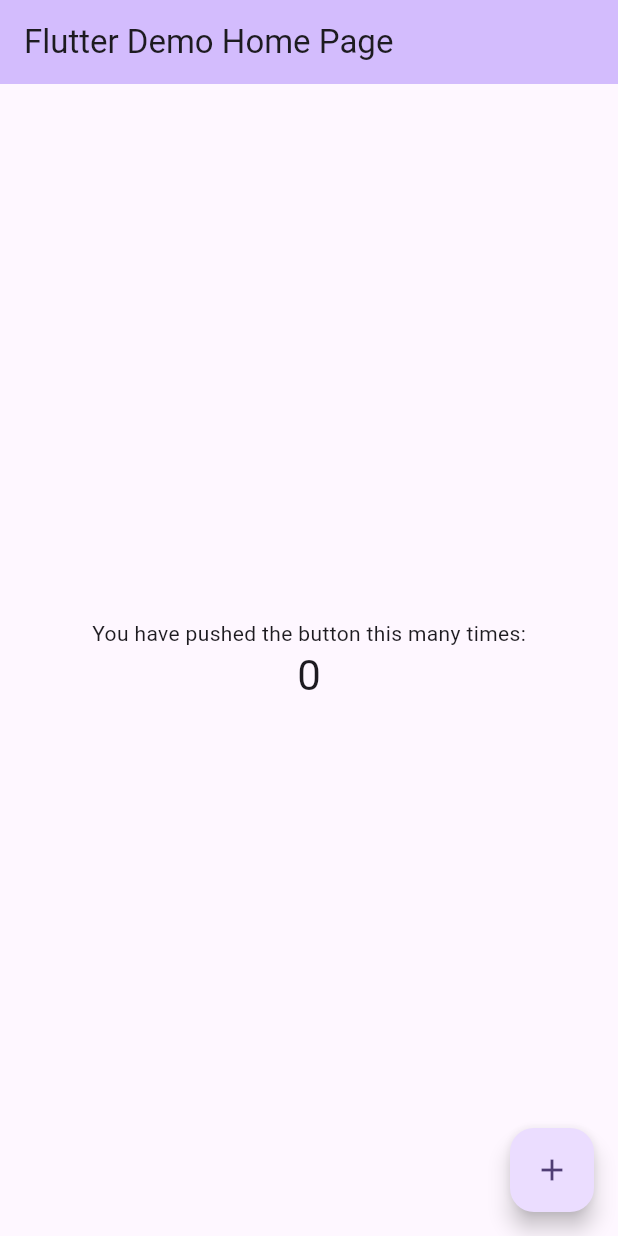
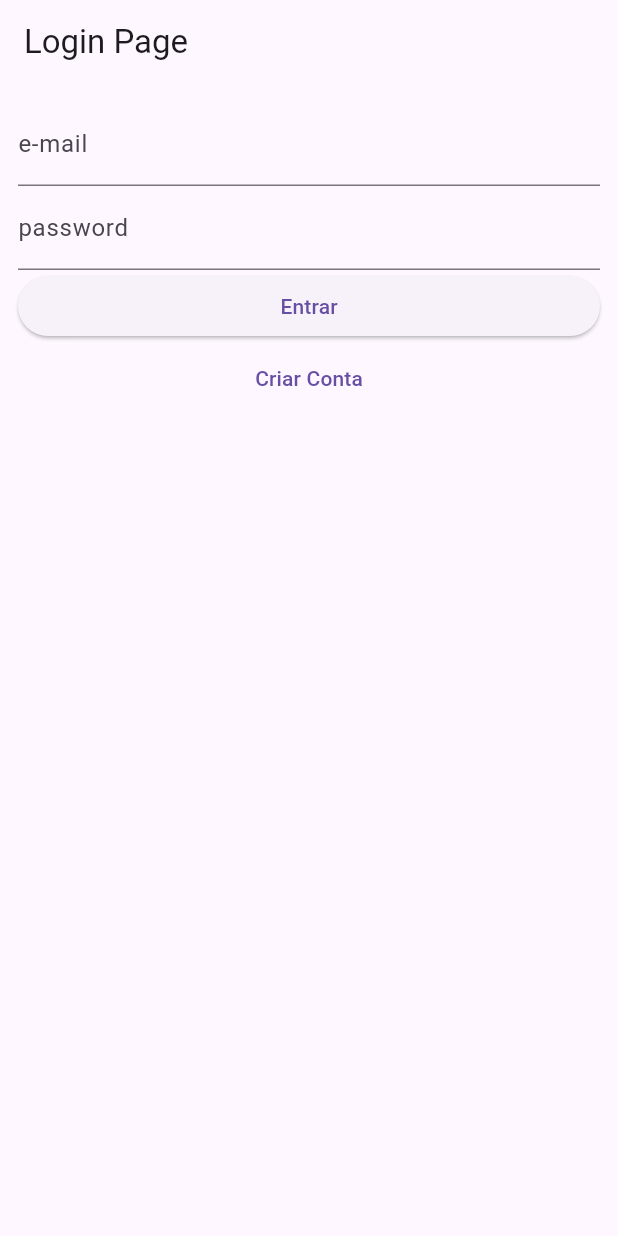
Before and after one commit to josevbrito/cryptography-app, a Flutter app: the screen it shows after launch, on a phone screen of 412 x 824 dp. Run offline on Flutter 3.47's test engine with Material 3 defaults, Android fonts, the phone set to English and light mode, and no system bars; our stand-ins replace firebase_auth, firebase_core; accounts and stored records are empty.

Commit message:
Autenticação esqueleto

```diff
--- /dev/null
+++ b/lib/auth/login.dart
@@ -0,0 +1,99 @@
+import 'package:library_app/auth/cadastro.dart';
+import 'package:library_app/auth/checagem.dart';
+import 'package:firebase_auth/firebase_auth.dart';
+import 'package:flutter/material.dart';
+
+class LoginPage extends StatefulWidget {
+  const LoginPage({super.key});
+
+  @override
+  State<LoginPage> createState() => _LoginPageState();
+}
+
+class _LoginPageState extends State<LoginPage> {
+
+  // Controllers
+  final _emailController = TextEditingController();
+  final _passwordController = TextEditingController();
+  final _firebaseAuth = FirebaseAuth.instance;
+
+  // Página
+  @override
+  Widget build(BuildContext context) {
+    return Scaffold(
+      appBar: AppBar(
+        title: Text('Login Page')
+      ),
+
+      body: ListView(
+        padding: EdgeInsets.all(12),
+        children: [
+          TextFormField(
+            controller: _emailController,
+            decoration: InputDecoration(
+              label: Text('e-mail'),
+            ),
+
+          ),
+          TextFormField(
+            controller: _passwordController,
+            decoration: InputDecoration(
+              label: Text('password'),
+            ),
+          ),
+
+          ElevatedButton(
+            onPressed: () {
+              login();
+            },
+            child: Text('Entrar'),
+          ),
+
+          TextButton(onPressed: (){
+            Navigator.push(
+              context,
+              MaterialPageRoute(builder: (context) => CadastroPage()
+              )
+            );
+          }, child: Text('Criar Conta'))
+        ],
+      ),
+    );
+  }
+
+  login() async {
+    try {
+
+      UserCredential userCredential = await _firebaseAuth.signInWithEmailAndPassword(
+        email: _emailController.text, password: _passwordController.text
+      );
+
+      if (userCredential != null) {
+        Navigator.pushReplacement(
+          context,
+          MaterialPageRoute(
+            builder: (context) => Checagem(),
+          )
+        );
+      }
+
+    } on FirebaseAuthException catch (e) {
+      if(e.code == 'user-not-found') {
+        ScaffoldMessenger.of(context).showSnackBar(
+          const SnackBar(
+            content: Text('Usuário não encontrado'),
+            backgroundColor: Colors.redAccent,
+          )
+        );
+      } else if(e.code == 'wrong-password') {
+        ScaffoldMessenger.of(context).showSnackBar(
+          const SnackBar(
+            content: Text('Senha Incorreta'),
+            backgroundColor: Colors.redAccent,
+
+          )
+        );
+      }
+    }
+  }
+}
--- a/lib/main.dart
+++ b/lib/main.dart
@@ -1,125 +1,29 @@
+import 'package:library_app/auth/checagem.dart';
+import 'package:library_app/firebase_options.dart';
+import 'package:firebase_core/firebase_core.dart';
 import 'package:flutter/material.dart';
 
-void main() {
+void main() async {
+  WidgetsFlutterBinding.ensureInitialized();
+  await Firebase.initializeApp(
+    options: DefaultFirebaseOptions.currentPlatform);
   runApp(const MyApp());
 }
 
 class MyApp extends StatelessWidget {
-  const MyApp({super.key});
+  const MyApp({Key? key}) : super(key: key);
 
-  // This widget is the root of your application.
   @override
   Widget build(BuildContext context) {
     return MaterialApp(
-      title: 'Flutter Demo',
+      title: 'library',
       theme: ThemeData(
-        // This is the theme of your application.
-        //
-        // TRY THIS: Try running your application with "flutter run". You'll see
-        // the application has a purple toolbar. Then, without quitting the app,
-        // try changing the seedColor in the colorScheme below to Colors.green
-        // and then invoke "hot reload" (save your changes or press the "hot
-        // reload" button in a Flutter-supported IDE, or press "r" if you used
-        // the command line to start the app).
-        //
-        // Notice that the counter didn't reset back to zero; the application
-        // state is not lost during the reload. To reset the state, use hot
-        // restart instead.
-        //
-        // This works for code too, not just values: Most code changes can be
-        // tested with just a hot reload.
-        colorScheme: ColorScheme.fromSeed(seedColor: Colors.deepPurple),
         useMaterial3: true,
+        primarySwatch: Colors.blue,
       ),
-      home: const MyHomePage(title: 'Flutter Demo Home Page'),
+
+      home: const Checagem(),
     );
   }
+
 }
-
-class MyHomePage extends StatefulWidget {
-  const MyHomePage({super.key, required this.title});
-
-  // This widget is the home page of your application. It is stateful, meaning
-  // that it has a State object (defined below) that contains fields that affect
-  // how it looks.
-
-  // This class is the configuration for the state. It holds the values (in this
-  // case the title) provided by the parent (in this case the App widget) and
-  // used by the build method of the State. Fields in a Widget subclass are
-  // always marked "final".
-
-  final String title;
-
-  @override
-  State<MyHomePage> createState() => _MyHomePageState();
-}
-
-class _MyHomePageState extends State<MyHomePage> {
-  int _counter = 0;
-
-  void _incrementCounter() {
-    setState(() {
-      // This call to setState tells the Flutter framework that something has
-      // changed in this State, which causes it to rerun the build method below
-      // so that the display can reflect the updated values. If we changed
-      // _counter without calling setState(), then the build method would not be
-      // called again, and so nothing would appear to happen.
-      _counter++;
-    });
-  }
-
-  @override
-  Widget build(BuildContext context) {
-    // This method is rerun every time setState is called, for instance as done
-    // by the _incrementCounter method above.
-    //
-    // The Flutter framework has been optimized to make rerunning build methods
-    // fast, so that you can just rebuild anything that needs updating rather
-    // than having to individually change instances of widgets.
-    return Scaffold(
-      appBar: AppBar(
-        // TRY THIS: Try changing the color here to a specific color (to
-        // Colors.amber, perhaps?) and trigger a hot reload to see the AppBar
-        // change color while the other colors stay the same.
-        backgroundColor: Theme.of(context).colorScheme.inversePrimary,
-        // Here we take the value from the MyHomePage object that was created by
-        // the App.build method, and use it to set our appbar title.
-        title: Text(widget.title),
-      ),
-      body: Center(
-        // Center is a layout widget. It takes a single child and positions it
-        // in the middle of the parent.
-        child: Column(
-          // Column is also a layout widget. It takes a list of children and
-          // arranges them vertically. By default, it sizes itself to fit its
-          // children horizontally, and tries to be as tall as its parent.
-          //
-          // Column has various properties to control how it sizes itself and
-          // how it positions its children. Here we use mainAxisAlignment to
-          // center the children vertically; the main axis here is the vertical
-          // axis because Columns are vertical (the cross axis would be
-          // horizontal).
-          //
-          // TRY THIS: Invoke "debug painting" (choose the "Toggle Debug Paint"
-          // action in the IDE, or press "p" in the console), to see the
-          // wireframe for each widget.
-          mainAxisAlignment: MainAxisAlignment.center,
-          children: <Widget>[
-            const Text(
-              'You have pushed the button this many times:',
-            ),
-            Text(
-              '$_counter',
-              style: Theme.of(context).textTheme.headlineMedium,
-            ),
-          ],
-        ),
-      ),
-      floatingActionButton: FloatingActionButton(
-        onPressed: _incrementCounter,
-        tooltip: 'Increment',
-        child: const Icon(Icons.add),
-      ), // This trailing comma makes auto-formatting nicer for build methods.
-    );
-  }
-}
--- a/pubspec.yaml
+++ b/pubspec.yaml
@@ -36,6 +36,7 @@ dependencies:
   # Use with the CupertinoIcons class for iOS style icons.
   cupertino_icons: ^1.0.2
   firebase_core: ^2.25.5
+  firebase_auth: ^4.17.6
 
 dev_dependencies:
   flutter_test:
```
Also changed, not shown: lib/auth/cadastro.dart (added, +103 -0 lines), lib/auth/checagem.dart (added, +58 -0 lines), lib/home/home.dart (added, +43 -0 lines), pubspec.lock.
